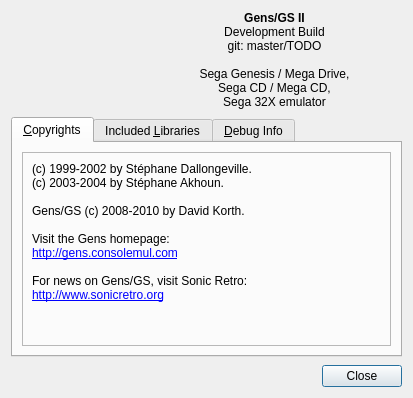
This is src/gens-qt4/ui/AboutWindow.ui in GerbilSoft/gens-gs-ii as Qt 5 draws it before an edit. The edited form follows.
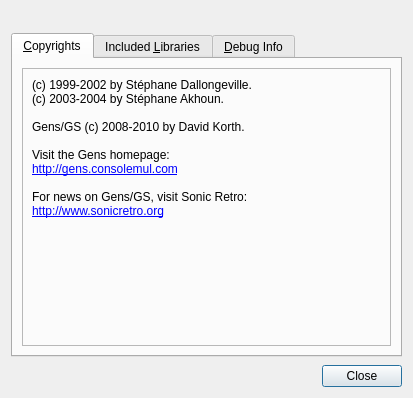
This is the edited form. Icons and pictures are not drawn.

Commit message:
gens-qt4/AboutWindow.cpp: Generate the title text in code.
Append the git version to the title text if it is available.

Patch:
```diff
--- a/src/gens-qt4/ui/AboutWindow.ui
+++ b/src/gens-qt4/ui/AboutWindow.ui
@@ -40,15 +40,6 @@
      </item>
      <item>
       <widget class="QLabel" name="lblPrgTitle">
-       <property name="text">
-        <string>&lt;b&gt;Gens/GS II&lt;/b&gt;&lt;br /&gt;
-Development Build&lt;br /&gt;
-git: master/TODO&lt;br /&gt;
-&lt;br /&gt;
-Sega Genesis / Mega Drive,&lt;br /&gt;
-Sega CD / Mega CD,&lt;br /&gt;
-Sega 32X emulator</string>
-       </property>
        <property name="alignment">
         <set>Qt::AlignCenter</set>
        </property>
```
Left out of the diff: 2 changed lines with no effect on the pictures. The commit also changes 2 other files.
